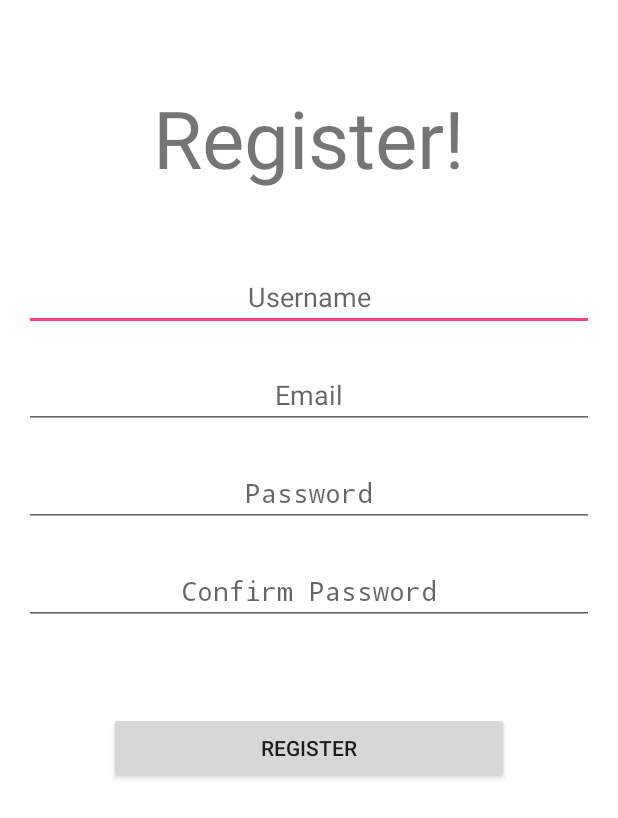
After one commit to aliazlan4/Rem-Area, an Android app: the RegisterActivity screen opened directly, with no data from a screen before it, on a phone screen of 412 x 824 dp. The commit adds this screen. Shown: the top 818 px of the screen. Run offline under Robolectric (Android 15) with nearby library versions, the light colour scheme and no system bars.

Commit message:
Register Activity UI

```diff
--- a/app/src/main/AndroidManifest.xml
+++ b/app/src/main/AndroidManifest.xml
@@ -11,8 +11,11 @@
         <activity android:name=".MainActivity">
             <intent-filter>
                 <action android:name="android.intent.action.MAIN" />
+
                 <category android:name="android.intent.category.LAUNCHER" />
             </intent-filter>
         </activity>
+        <activity android:name=".RegisterActivity"></activity>
     </application>
+
 </manifest>
--- a/app/src/main/java/com/remarea/alitariq/remarea/MainActivity.java
+++ b/app/src/main/java/com/remarea/alitariq/remarea/MainActivity.java
@@ -2,6 +2,8 @@ package com.remarea.alitariq.remarea;
 
 import android.app.Activity;
 import android.content.DialogInterface;
+import android.content.Intent;
+import android.support.v4.app.ShareCompat;
 import android.support.v4.widget.TextViewCompat;
 import android.support.v7.app.AppCompatActivity;
 import android.os.Bundle;
@@ -33,6 +35,8 @@ public class MainActivity extends Activity implements View.OnClickListener {
         password = (EditText) findViewById(R.id.password);
         login = (Button) findViewById(R.id.login);
         register = (TextView) findViewById(R.id.register);
+        login.setOnClickListener(this);
+        register.setOnClickListener(this);
     }//OnCreate method ends here
 
 
@@ -43,11 +47,13 @@ public class MainActivity extends Activity implements View.OnClickListener {
     {
         if (v==findViewById(R.id.login))
         {
-
+            String user = username.getText().toString();
+            String pass = password.getText().toString();
         }
         else if (v==findViewById(R.id.register))
         {
-
+            Intent in = new Intent(this, RegisterActivity.class);
+            startActivity(in);
         }
     }//OnClick method ends here
 }
--- /dev/null
+++ b/app/src/main/java/com/remarea/alitariq/remarea/RegisterActivity.java
@@ -0,0 +1,24 @@
+package com.remarea.alitariq.remarea;
+
+import android.app.Activity;
+import android.support.v7.app.AppCompatActivity;
+import android.os.Bundle;
+import android.view.View;
+import android.view.Window;
+import android.view.WindowManager;
+
+public class RegisterActivity extends Activity {
+
+    @Override
+    protected void onCreate(Bundle savedInstanceState) {
+        super.onCreate(savedInstanceState);
+        this.requestWindowFeature(Window.FEATURE_NO_TITLE);
+        getWindow().setFlags(WindowManager.LayoutParams.FLAG_FULLSCREEN,
+                WindowManager.LayoutParams.FLAG_FULLSCREEN);
+        setContentView(R.layout.activity_register);
+
+        View v = findViewById(R.id.email);
+        View root = v.getRootView();
+        root.setBackgroundColor(getResources().getColor(android.R.color.white));
+    }
+}
--- a/app/src/main/res/layout/activity_main.xml
+++ b/app/src/main/res/layout/activity_main.xml
@@ -13,10 +13,11 @@
         android:layout_width="match_parent"
         android:layout_height="wrap_content"
         android:id="@+id/username"
-        android:layout_marginTop="172dp"
+        android:layout_marginTop="200dp"
         android:hint="Username"
         android:textAlignment="center"
-        android:layout_alignParentTop="true" />
+        android:layout_alignParentTop="true"
+        android:textIsSelectable="false" />
 
     <EditText
         android:layout_width="match_parent"
@@ -33,9 +34,13 @@
         android:layout_height="wrap_content"
         android:text="Login"
         android:id="@+id/login"
+        android:textColor="@color/abc_secondary_text_material_dark"
+        android:background="@color/background_floating_material_dark"
         android:layout_below="@+id/password"
+        android:layout_marginTop="20dp"
         android:layout_centerHorizontal="true"
-        android:layout_marginTop="30dp" />
+        android:width="400px"
+        android:textStyle="bold" />
 
     <TextView
         android:layout_width="wrap_content"
@@ -44,18 +49,11 @@
         android:id="@+id/register"
         android:textAlignment="center"
         android:textIsSelectable="false"
-        android:textSize="40px"
-        android:textStyle="bold"
-        android:layout_marginTop="66dp"
+        android:textSize="60px"
+        android:layout_marginTop="60dp"
         android:layout_below="@+id/login"
         android:layout_centerHorizontal="true" />
 
-    <ImageView
-        android:layout_width="wrap_content"
-        android:layout_height="wrap_content"
-        android:id="@+id/imageView"
-        android:layout_alignBottom="@+id/register"
-        android:layout_alignStart="@+id/register" />
 
     <ImageView
         android:layout_width="400px"
@@ -63,6 +61,6 @@
         android:id="@+id/imageView2"
         android:layout_alignParentTop="true"
         android:layout_centerHorizontal="true"
-        android:layout_marginTop="0dp"
+        android:layout_marginTop="20dp"
         android:src="@drawable/logo"/>
 </RelativeLayout>
--- /dev/null
+++ b/app/src/main/res/layout/activity_register.xml
@@ -0,0 +1,79 @@
+<?xml version="1.0" encoding="utf-8"?>
+<RelativeLayout xmlns:android="http://schemas.android.com/apk/res/android"
+    xmlns:tools="http://schemas.android.com/tools"
+    android:layout_width="match_parent"
+    android:layout_height="match_parent"
+    android:paddingBottom="@dimen/activity_vertical_margin"
+    android:paddingLeft="@dimen/activity_horizontal_margin"
+    android:paddingRight="@dimen/activity_horizontal_margin"
+    android:paddingTop="@dimen/activity_vertical_margin"
+    tools:context="com.remarea.alitariq.remarea.RegisterActivity">
+
+    <TextView
+        android:layout_width="wrap_content"
+        android:layout_height="wrap_content"
+        android:text="Register!"
+        android:id="@+id/heading"
+        android:layout_alignParentTop="true"
+        android:layout_centerHorizontal="true"
+        android:layout_marginTop="40dp"
+        android:textSize="80px"
+        android:focusableInTouchMode="false" />
+
+    <EditText
+        android:layout_width="match_parent"
+        android:layout_height="wrap_content"
+        android:id="@+id/username"
+        android:layout_below="@+id/heading"
+        android:layout_centerHorizontal="true"
+        android:layout_marginTop="48dp"
+        android:hint="Username"
+        android:textAlignment="center" />
+
+    <EditText
+        android:layout_width="match_parent"
+        android:layout_height="wrap_content"
+        android:inputType="textEmailAddress"
+        android:ems="10"
+        android:id="@+id/email"
+        android:layout_below="@+id/username"
+        android:layout_centerHorizontal="true"
+        android:hint="Email"
+        android:layout_marginTop="20dp"
+        android:textAlignment="center" />
+
+    <EditText
+        android:layout_width="match_parent"
+        android:layout_height="wrap_content"
+        android:inputType="textPassword"
+        android:ems="10"
+        android:id="@+id/password"
+        android:layout_below="@+id/email"
+        android:layout_alignParentStart="true"
+        android:hint="Password"
+        android:layout_marginTop="20dp"
+        android:textAlignment="center" />
+
+    <EditText
+        android:layout_width="match_parent"
+        android:layout_height="wrap_content"
+        android:inputType="textPassword"
+        android:ems="10"
+        android:id="@+id/password1"
+        android:layout_below="@+id/password"
+        android:layout_centerHorizontal="true"
+        android:hint="Confirm Password"
+        android:layout_marginTop="20dp"
+        android:textAlignment="center" />
+
+    <Button
+        android:layout_width="wrap_content"
+        android:layout_height="wrap_content"
+        android:text="Register"
+        android:id="@+id/register"
+        android:layout_below="@+id/password1"
+        android:layout_centerHorizontal="true"
+        android:layout_marginTop="58dp"
+        android:width="400px"/>
+
+</RelativeLayout>
```
